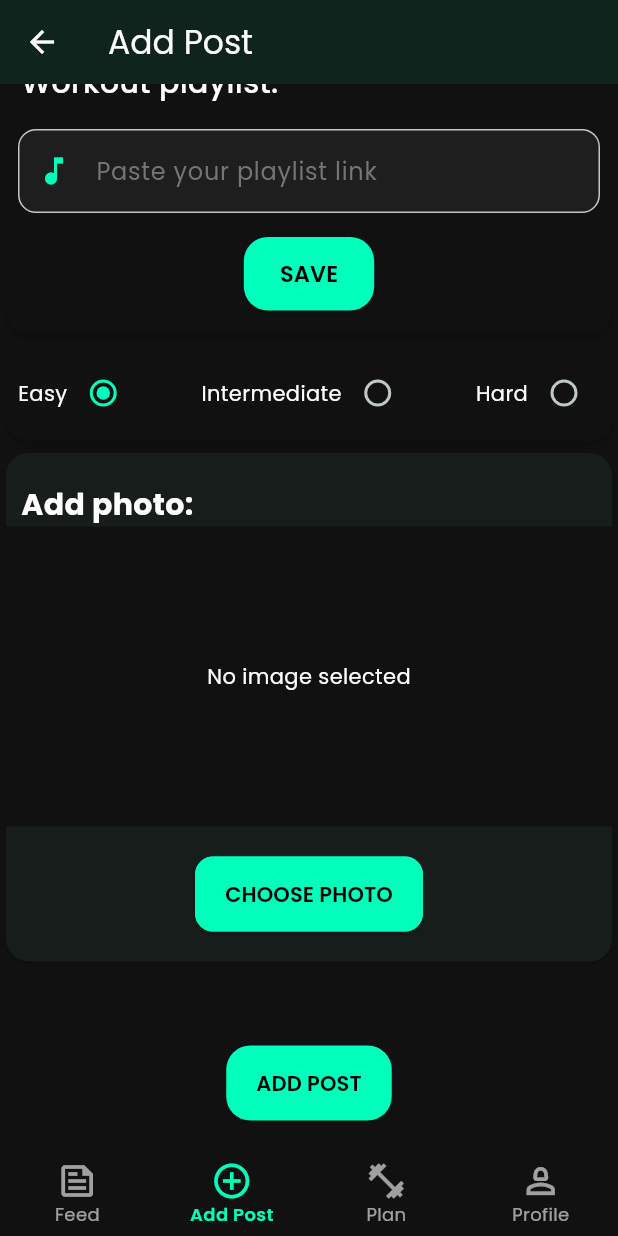
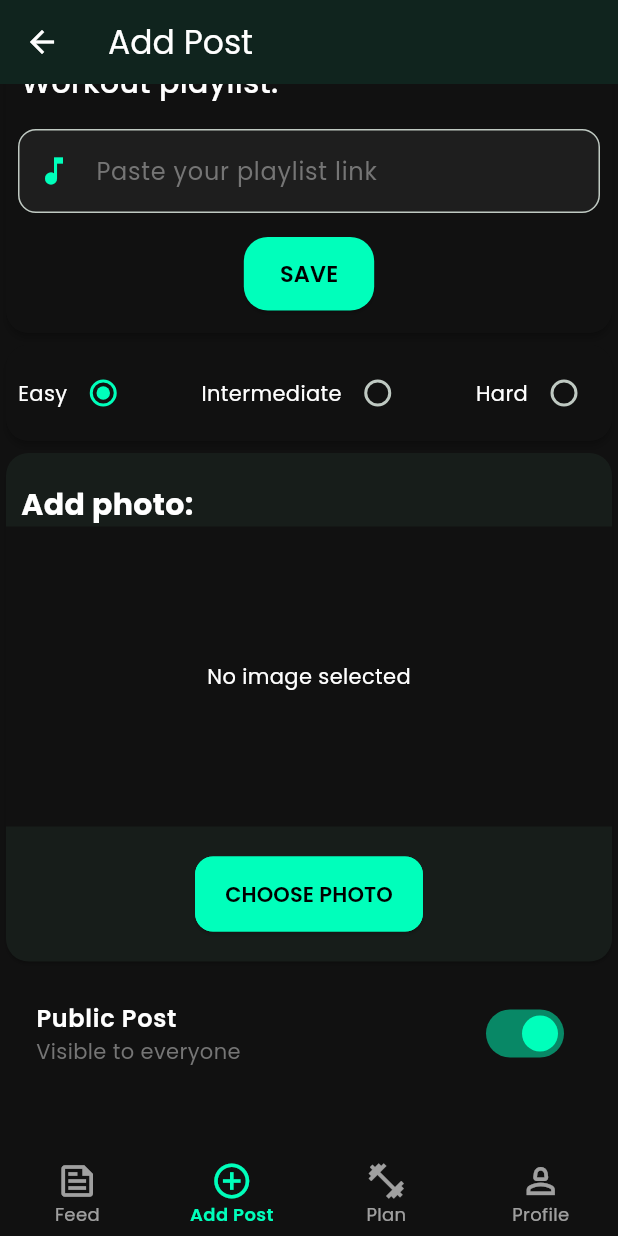
Before and after one commit to emajavor/Spotter_app, a Flutter app: the HomeScreen screen opened by its route, item 2 of the bottom bar chosen, scrolled down 912 dp, on a phone screen of 412 x 824 dp. Run offline on Flutter 3.47's test engine with Material 3 defaults, Android fonts, the phone set to English and light mode, and no system bars; our stand-ins replace bloc, cached_network_image, cloud_firestore, device_info_plus, dropdown_search, equatable and 12 more; missing offline and left inert: omni_datetime_picker, tflite_flutter; accounts and stored records are empty.

Commit message:
ispublic post working

```diff
--- a/lib/bloc/post/post_bloc.dart
+++ b/lib/bloc/post/post_bloc.dart
@@ -5,7 +5,6 @@ import 'package:cloud_firestore/cloud_firestore.dart';
 import 'package:equatable/equatable.dart';
 import 'package:image_picker/image_picker.dart';
 import 'package:spotter_app/ml/workout_model.dart';
-import 'package:spotter_app/models/enums/intensity.dart';
 import 'package:spotter_app/models/post.dart';
 import 'package:spotter_app/utils/muscle_analyzer.dart';
 
@@ -21,12 +20,14 @@ class PostBloc extends Bloc<PostEvent, PostState> {
   String _location = "";
   String _playlist = "";
   XFile? _image;
+  bool _isPublic = true;
   final WorkoutModel _workoutModel;
 
   String get workoutType => _workoutType;
   String get location => _location;
   String get playlist => _playlist;
   List<ExerciseEntry> get exercises => _exercises;
+  bool get isPublic => _isPublic;
 
   PostBloc(this._firebaseRepo) : _workoutModel = WorkoutModel(), super(const PostState()) {
     on<AddWorkoutType>(_onAddWorkoutType);
@@ -40,6 +41,7 @@ class PostBloc extends Bloc<PostEvent, PostState> {
     on<ToggleLikePost>(_onToggleLikePost);
     on<AddComment>(_onAddComment);
     on<GetWeeklyTotals>(_onGetWeeklyTotals);
+    on<TogglePostVisibility>(_onTogglePostVisibility);
     _initializeModel();
   }
 
@@ -50,14 +52,16 @@ class PostBloc extends Bloc<PostEvent, PostState> {
   Future<void> _onAddPost(AddPost event, Emitter<PostState> emit) async {
     emit(const AddingPost());
     try {
-      await _firebaseRepo.addPost(event.addedPost);
-      emit(AddedPost(event.addedPost));
+      final postWithVisibility = event.addedPost.copyWith(isPublic: _isPublic);
+      await _firebaseRepo.addPost(postWithVisibility);
+      emit(AddedPost(postWithVisibility));
       _exercises.clear();
       _workoutType = "";
       _location = "";
       _playlist = "";
       _image = null;
-      add(const GetPosts());
+      _isPublic = true;
+      add(GetPosts(userId: event.addedPost.userId));
     } catch (e) {
       print("Error in AddPost: $e");
       emit(FailedAddedPost(e.toString()));
@@ -123,8 +127,8 @@ class PostBloc extends Bloc<PostEvent, PostState> {
     emit(const FetchingPosts());
     try {
       final posts = await _firebaseRepo.getAll();
-      // Sort newest first, with fallback for non-numeric IDs
-      final sortedPosts = posts
+      final filteredPosts = posts.where((post) => post.isPublic || post.userId == event.userId).toList();
+      final sortedPosts = filteredPosts
         ..sort((a, b) {
           try {
             return int.parse(b.id).compareTo(int.parse(a.id));
@@ -132,6 +136,7 @@ class PostBloc extends Bloc<PostEvent, PostState> {
             return b.id.compareTo(a.id);
           }
         });
+      print('Fetched posts: ${sortedPosts.length}, userId: ${event.userId}');
       emit(FetchedPosts(sortedPosts));
     } catch (e) {
       emit(FetchingFailed(e.toString()));
@@ -141,10 +146,10 @@ class PostBloc extends Bloc<PostEvent, PostState> {
   FutureOr<void> _onGetPost(GetPost event, Emitter<PostState> emit) async {
     try {
       Post? post = await _firebaseRepo.getPost(event.id);
-      if (post != null) {
+      if (post != null && (post.isPublic || post.userId == event.userId)) {
         emit(FetchedPost(post));
       } else {
-        emit(const FailedFetchedPost("Post not found"));
+        emit(const FailedFetchedPost("Post not found or access denied"));
       }
     } catch (e) {
       emit(FailedFetchedPost("Failed to fetch post: ${e.toString()}"));
@@ -235,4 +240,10 @@ class PostBloc extends Bloc<PostEvent, PostState> {
     return super.close();
   }
 
+  FutureOr<void> _onTogglePostVisibility(TogglePostVisibility event, Emitter<PostState> emit) {
+    print('Toggling post visibility to: ${event.isPublic}');
+    _isPublic = event.isPublic;
+    emit(PostVisibilityToggled(_isPublic));
+  }
+
 }
--- a/lib/bloc/post/post_event.dart
+++ b/lib/bloc/post/post_event.dart
@@ -4,7 +4,6 @@ class PostEvent extends Equatable {
   const PostEvent();
 
   @override
-  // TODO: implement props
   List<Object?> get props => [];
 }
 class AddPost extends PostEvent{
@@ -50,7 +49,7 @@ class AddPlaylist extends PostEvent{
 }
 
 class AddImage extends PostEvent{
-  final XFile? addedImage; //nullable za kasnije ako budem dodavala gumb za brisanje
+  final XFile? addedImage; //nullable if i add delete button later
 
   const AddImage({this.addedImage});
 
@@ -58,24 +57,23 @@ class AddImage extends PostEvent{
   List<Object?> get props => [addedImage];
 }
 
-class GetPosts extends PostEvent{
-  const GetPosts();
+class GetPosts extends PostEvent {
+  final String userId;
+
+  const GetPosts({required this.userId});
 
   @override
-  List<Object> get props => [];
+  List<Object?> get props => [userId];
 }
 
-class GetPost extends PostEvent{
+class GetPost extends PostEvent {
   final String id;
-  final Intensity intensity;
+  final String userId;
 
-  const GetPost({
-    required this.id,
-    required this.intensity
-  });
+  const GetPost({required this.id, required this.userId});
 
   @override
-  List<Object> get props => [id, intensity];
+  List<Object?> get props => [id, userId];
 }
 
 class ToggleLikePost extends PostEvent {
@@ -104,3 +102,12 @@ class GetWeeklyTotals extends PostEvent {
   @override
   List<Object> get props => [userId];
 }
+
+class TogglePostVisibility extends PostEvent {
+  final bool isPublic;
+
+  const TogglePostVisibility(this.isPublic);
+
+  @override
+  List<Object?> get props => [isPublic];
+}
--- a/lib/bloc/post/post_state.dart
+++ b/lib/bloc/post/post_state.dart
@@ -5,7 +5,6 @@ class PostState extends Equatable {
 
   @override
   List<Object?> get props => [];
-
 }
 
 class PostInitial extends PostState {
@@ -47,10 +46,10 @@ class FetchingFailed extends PostState{
   List<Object> get props => [error];
 }
 
-class AddedPost extends PostState{
+class AddedPost extends PostState {
   final Post? addedPost;
 
-  const AddedPost([this.addedPost]);
+  const AddedPost(this.addedPost);
 
   @override
   List<Object?> get props => [addedPost];
@@ -135,9 +134,8 @@ class FailedAddedPost  extends PostState{
   List<Object> get props => [error];
 }
 
-class AddingPost extends PostState{
-
-  const AddingPost();
+class AddingPost extends PostState {
+const AddingPost();
 }
 
 class AddingExercise extends PostState {
@@ -205,3 +203,12 @@ class FailedFetchedPost extends PostState {
   final String error;
   const FailedFetchedPost(this.error);
 }
+
+class PostVisibilityToggled extends PostState {
+  final bool isPublic;
+
+  const PostVisibilityToggled(this.isPublic);
+
+  @override
+  List<Object> get props => [isPublic];
+}
--- a/lib/models/post.dart
+++ b/lib/models/post.dart
@@ -101,11 +101,9 @@ class Post {
   final List<ExerciseEntry> exercises;
   final String userId;
   final String username;
-  final List<String> likes; // Added: List of user IDs who liked the post
-  final List<Comment> comments; // Added: List of comments  @override
-  String toString() {
-    return 'Post(id: $id, userId: $userId, username: $username, workout_type: $workout_type, location: $location, date: $date, photoURL: $photoURL, likes: ${likes.length}, comments: ${comments.length})';
-  }
+  final List<String> likes;
+  final List<Comment> comments;
+  final bool isPublic;
 
   Post({
     required this.id,
@@ -120,6 +118,7 @@ class Post {
     required this.username,
     this.likes = const [],
     this.comments = const [],
+    this.isPublic = true,
   });
 
   Post copyWith({
@@ -135,6 +134,7 @@ class Post {
     List<ExerciseEntry>? exercises,
     List<String>? likes,
     List<Comment>? comments,
+    bool? isPublic,
   }) {
     return Post(
       id: id ?? this.id,
@@ -149,6 +149,7 @@ class Post {
       exercises: exercises ?? this.exercises,
       likes: likes ?? this.likes,
       comments: comments ?? this.comments,
+      isPublic: isPublic ?? this.isPublic,
     );
   }
 
@@ -176,6 +177,7 @@ class Post {
             ?.map((e) => Comment.fromJson(e as Map<String, dynamic>))
             .toList() ??
             [],
+        isPublic: json['isPublic'] as bool? ?? true,
       );
     } catch (e) {
       print("Error parsing post ${json['id']}: $e");
@@ -197,6 +199,7 @@ class Post {
       'username': username,
       'likes': likes,
       'comments': comments.map((e) => e.toJson()).toList(),
+      'isPublic': isPublic,
     };
   }
 
@@ -215,6 +218,13 @@ class Post {
         return Intensity.none;
     }
   }
+
+  @override
+  String toString() {
+    return 'Post(id: $id, userId: $userId, username: $username, workout_type: $workout_type, '
+        'location: $location, date: $date, photoURL: $photoURL, likes: ${likes.length}, '
+        'comments: ${comments.length}, isPublic: $isPublic)';
+  }
 }
 
 extension IntensityExtension on Intensity {
--- a/lib/ui/add_post_screen.dart
+++ b/lib/ui/add_post_screen.dart
@@ -223,7 +223,7 @@ class _AddPostScreenState extends State<AddPostScreen> {
           setState(() => _isLoading = false);
           await Future.delayed(const Duration(seconds: 2));
           if (mounted) {
-            context.read<PostBloc>().add(const GetPosts());
+            context.read<PostBloc>().add(GetPosts(userId: userId ?? ''));
             Navigator.pushNamedAndRemoveUntil(
               context,
               '/start',
@@ -904,7 +904,29 @@ class _AddPostScreenState extends State<AddPostScreen> {
                         ],
                       ),
                     ),
-                    const SizedBox(height: 16),
+                    Padding(
+                      padding: const EdgeInsets.all(8.0),
+                      child: BlocBuilder<PostBloc, PostState>(
+                        buildWhen: (prev, curr) => curr is PostVisibilityToggled,
+                        builder: (context, state) {
+                          return SwitchListTile(
+                            title: Text(
+                              context.read<PostBloc>().isPublic ? 'Public Post' : 'Private Post',
+                              style: GoogleFonts.poppins(fontWeight: FontWeight.w600),
+                            ),
+                            subtitle: Text(
+                              context.read<PostBloc>().isPublic ? 'Visible to everyone' : 'Visible only to you',
+                              style: GoogleFonts.poppins(color: Colors.grey[600]),
+                            ),
+                            value: context.read<PostBloc>().isPublic,
+                            activeColor: Theme.of(context).colorScheme.primary,
+                            onChanged: (value) {
+                              context.read<PostBloc>().add(TogglePostVisibility(value));
+                            },
+                          );
+                        },
+                      ),
+                    ),
                     const SizedBox(height: 16),
                     Center(
                       child: Padding(
@@ -1003,6 +1025,7 @@ class _AddPostScreenState extends State<AddPostScreen> {
                                       username: username,
                                       likes: [],
                                       comments: [],
+                                      isPublic: postBloc.isPublic,
                                     );
                                     context
                                         .read<PostBloc>()
--- a/lib/ui/feed_screen.dart
+++ b/lib/ui/feed_screen.dart
@@ -1,6 +1,7 @@
 import 'package:cached_network_image/cached_network_image.dart';
 import 'package:cloud_firestore/cloud_firestore.dart';
 import 'package:firebase_auth/firebase_auth.dart';
+import 'package:firebase_auth/firebase_auth.dart' as firebase_auth;
 import 'package:flutter/material.dart';
 import 'package:flutter_bloc/flutter_bloc.dart';
 import 'package:google_fonts/google_fonts.dart';
@@ -46,8 +47,7 @@ class _FeedScreenState extends State<FeedScreen> {
   @override
   void initState() {
     super.initState();
-    context.read<PostBloc>().add(const GetPosts());
-  }
+    context.read<PostBloc>().add(GetPosts(userId: firebase_auth.FirebaseAuth.instance.currentUser?.uid ?? ''));  }
 
   @override
   Widget build(BuildContext context) {
@@ -93,8 +93,8 @@ class _FeedScreenState extends State<FeedScreen> {
             }
             return RefreshIndicator(
               onRefresh: () async {
-                context.read<PostBloc>().add(const GetPosts());
-              },
+                context.read<PostBloc>().add(GetPosts(userId: firebase_auth.FirebaseAuth.instance.currentUser?.uid ?? ''));
+                },
               child: ListView.separated(
                 itemBuilder: (context, index) {
                   final post = state.allPosts[index];
--- a/lib/ui/my_profile_screen.dart
+++ b/lib/ui/my_profile_screen.dart
@@ -1,5 +1,6 @@
 import 'package:cached_network_image/cached_network_image.dart';
 import 'package:firebase_auth/firebase_auth.dart';
+import 'package:firebase_auth/firebase_auth.dart' as firebase_auth;
 import 'package:flutter/material.dart';
 import 'package:google_fonts/google_fonts.dart';
 import 'package:spotter_app/bloc/post/post_bloc.dart';
@@ -30,12 +31,12 @@ class _MyProfileScreenState extends State<MyProfileScreen> {
         Navigator.pushReplacementNamed(context, '/auth');
       });
     } else {
-      context.read<PostBloc>().add(const GetPosts());
+      context.read<PostBloc>().add(GetPosts(userId: firebase_auth.FirebaseAuth.instance.currentUser?.uid ?? ''));
     }
   }
 
   Future<void> _refreshPosts() async {
-    context.read<PostBloc>().add(const GetPosts());
+    context.read<PostBloc>().add(GetPosts(userId: firebase_auth.FirebaseAuth.instance.currentUser?.uid ?? ''));
   }
 
   @override
@@ -132,8 +133,8 @@ class _MyProfileScreenState extends State<MyProfileScreen> {
                                 MaterialPageRoute(builder: (context) => const WeeklyProgressScreen()),
                               );
                               // when you return from this screen fetch posts again
-                              context.read<PostBloc>().add(const GetPosts());
-                            },
+                              context.read<PostBloc>().add(GetPosts(userId: firebase_auth.FirebaseAuth.instance.currentUser?.uid ?? ''));
+                              },
                             child: Text('View Weekly Progress', style: GoogleFonts.poppins()),
                           ),
 
@@ -178,7 +179,7 @@ class _MyProfileScreenState extends State<MyProfileScreen> {
                             ),
                             const SizedBox(height: 10),
                             ElevatedButton(
-                              onPressed: () => context.read<PostBloc>().add(const GetPosts()),
+                              onPressed: () => context.read<PostBloc>().add(GetPosts(userId: firebase_auth.FirebaseAuth.instance.currentUser?.uid ?? '')),
                               style: ElevatedButton.styleFrom(
                                 backgroundColor: Theme.of(context).colorScheme.primary,
                                 shape: RoundedRectangleBorder(
```
Also changed, not shown: lib/repository/firebase_repo_implementation.dart (+27 -0 lines).
